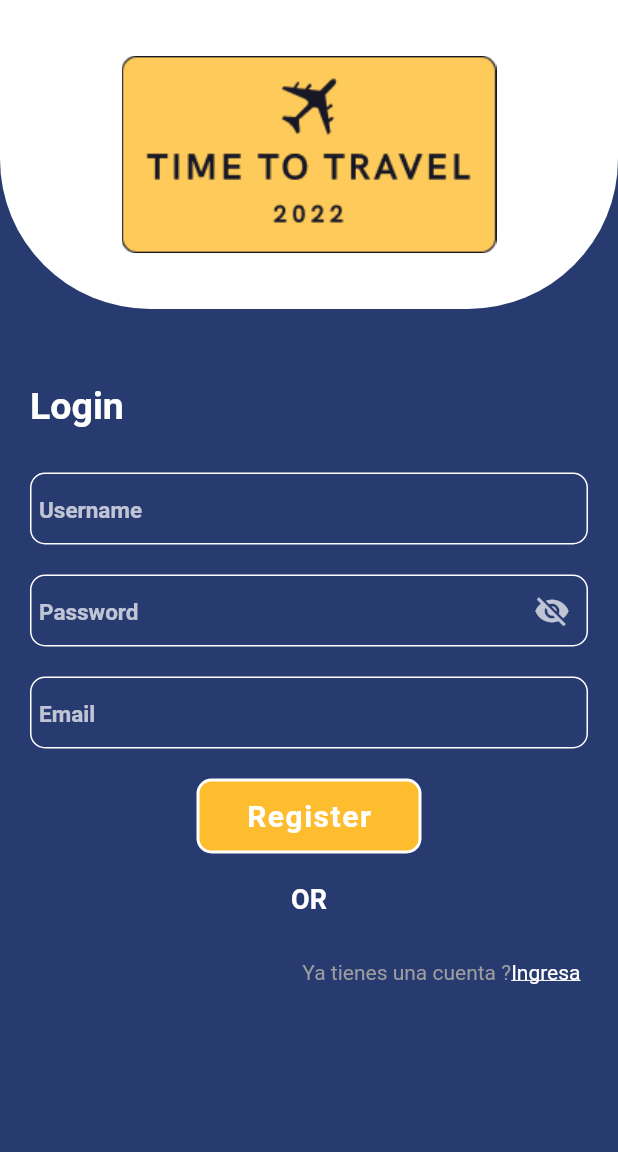
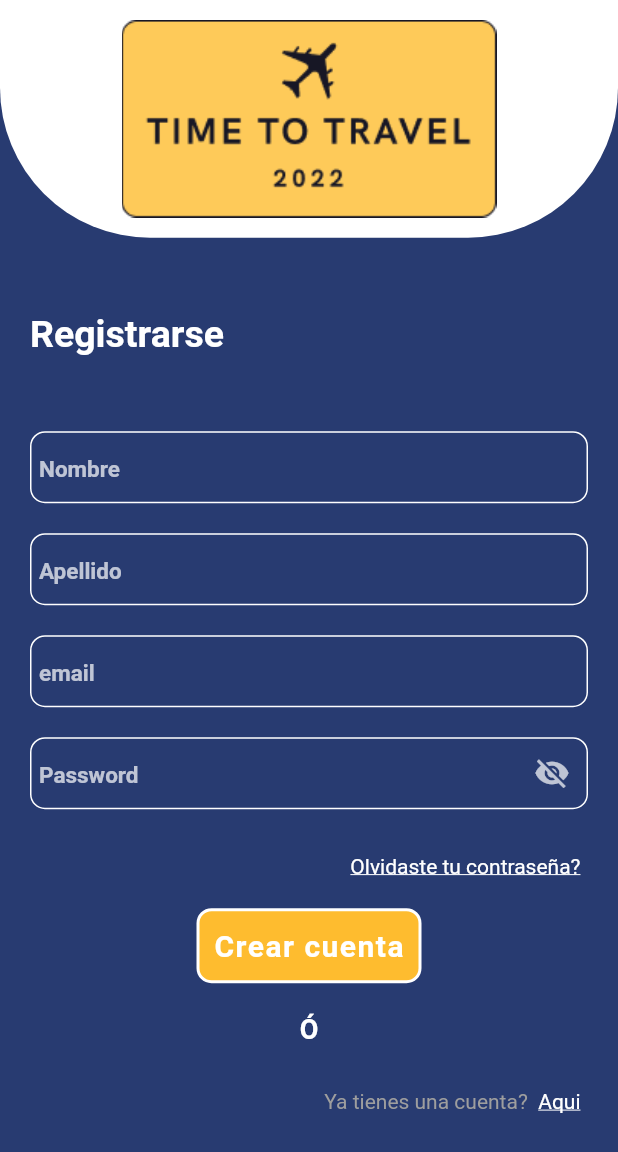
Before and after one commit to JasefHA/TimeToTravelApp, a Flutter app: the RegisterPage screen opened by its route, on a phone screen of 412 x 824 dp. Shown: the top 1152 px of the screen. Run offline on Flutter 3.47's test engine with Material 2 defaults, Android fonts, the light colour scheme and no system bars; drawn by our look-alikes of snippet_coder_utils; our stand-ins replace auto_size_text, bloc, card_swiper, equatable, flutter_bloc; missing offline and left inert: api_cache_manager; network calls fail.

Commit message:
solo modifique las paginas relacionadas con el login :D

```diff
--- a/time_to_travel_app/lib/Pages/NavPages/register_page.dart
+++ b/time_to_travel_app/lib/Pages/NavPages/register_page.dart
@@ -1,40 +1,45 @@
+import 'dart:convert';
+
 import 'package:flutter/gestures.dart';
 import 'package:flutter/material.dart';
+import 'package:http/http.dart';
 import 'package:snippet_coder_utils/FormHelper.dart';
 import 'package:snippet_coder_utils/ProgressHUD.dart';
 import 'package:snippet_coder_utils/hex_color.dart';
 import 'package:time_to_travel_app/Colors/colors.dart';
-import 'package:time_to_travel_app/Pages/NavPages/register_page.dart';
-import 'package:time_to_travel_app/config.dart';
-import 'package:time_to_travel_app/model/register_request_model.dart';
-import 'package:time_to_travel_app/services/api_services.dart';
+import 'package:time_to_travel_app/cubit/app_cubit_states.dart';
+import 'package:time_to_travel_app/model/user_model.dart';
+import 'package:time_to_travel_app/services/user_services.dart';
 
 class RegisterPage extends StatefulWidget {
-
-  RegisterPage({Key? key}) : super(key: key);
+  const RegisterPage({Key? key}) : super(key: key);
 
   @override
-  State<RegisterPage> createState() => _RegisterPageState();
+  State<RegisterPage> createState() => _RegisterPage();
 }
 
-class _RegisterPageState extends State<RegisterPage> {
+class _RegisterPage extends State<RegisterPage> {
   bool isAPIcallprocess = false;
   bool hidePassword = true;
 
+  final baseUrl = 'http://10.0.2.2:3000';
+  final headers = {'Content-Type': 'application/json;charset=UTF-8'};
+
   GlobalKey<FormState> globalFormKey = GlobalKey<FormState>();
-  String? username;
+  String? nombre;
+  String? apellido;
+  String? email;
   String? password;
-  String? email;
 
   @override
   Widget build(BuildContext context) {
     return SafeArea(
       child: Scaffold(
-        backgroundColor: HexColor("#283B71"),
+        backgroundColor: HexColor('#283B71'),
         body: ProgressHUD(
           child: Form(
             key: globalFormKey,
-            child: _registerUI(context)
+            child: _registerUI(context),
           ),
           inAsyncCall: isAPIcallprocess,
           opacity: 0.3,
@@ -44,7 +49,6 @@ class _RegisterPageState extends State<RegisterPage> {
     );
   }
 
-
   Widget _registerUI(BuildContext context) {
     return SingleChildScrollView(
       child: Column(
@@ -53,7 +57,7 @@ class _RegisterPageState extends State<RegisterPage> {
         children: [
           Container(
             width: MediaQuery.of(context).size.width,
-            height: MediaQuery.of(context).size.height / 4,
+            height: MediaQuery.of(context).size.height / 5.2,
             decoration: const BoxDecoration(
                 gradient: LinearGradient(
                     begin: Alignment.bottomCenter,
@@ -68,7 +72,7 @@ class _RegisterPageState extends State<RegisterPage> {
                 Align(
                   alignment: Alignment.center,
                   child: Image.asset(
-                    "assets/logo.png",
+                    'assets/logo.png',
                     width: 250,
                     fit: BoxFit.contain,
                   ),
@@ -83,7 +87,7 @@ class _RegisterPageState extends State<RegisterPage> {
               top: 50,
             ),
             child: Text(
-              "Login",
+              'Registrarse',
               style: TextStyle(
                 fontWeight: FontWeight.bold,
                 fontSize: 25,
@@ -91,33 +95,100 @@ class _RegisterPageState extends State<RegisterPage> {
               ),
             ),
           ),
-          FormHelper.inputFieldWidget(context, "username", "Username",
-              (onValideVal) {
-            if (onValideVal.isEmpty) {
-              return "Username can\t be empty";
+          //nombre
+          Padding(
+            padding: const EdgeInsets.only(top: 20),
+            child: FormHelper.inputFieldWidget(
+              context,
+              'nombre',
+              'Nombre',
+              (onValidate) {
+                if (onValidate.isEmpty) {
+                  return 'El campo es obligatorio';
                 }
-            return null;
-          }, (onSavedVal) {
-            username = onSavedVal;
               },
+              (onSaved) => {nombre = onSaved},
+              initialValue: '',
+              obscureText: false,
               prefixIcon: const Icon(Icons.person),
               borderColor: Colors.white,
               borderFocusColor: Colors.white,
               prefixIconColor: Colors.white,
               textColor: Colors.white,
               hintColor: Colors.white.withOpacity(0.7),
-              borderRadius: 10),
+              borderRadius: 10,
+            ),
+          ),
+          //apellido
           Padding(
             padding: const EdgeInsets.only(top: 20),
-            child: FormHelper.inputFieldWidget(context, "password", "Password",
-                (onValideVal) {
-              if (onValideVal.isEmpty) {
-                return "Password can\t be empty";
+            child: FormHelper.inputFieldWidget(
+              context,
+              'apellido',
+              'Apellido',
+              (onValidate) {
+                if (onValidate.isEmpty) {
+                  return 'El campo es obligatorio';
+                }
+              },
+              (onSaved) => {apellido = onSaved},
+              initialValue: '',
+              obscureText: false,
+              prefixIcon: const Icon(Icons.person),
+              borderColor: Colors.white,
+              borderFocusColor: Colors.white,
+              prefixIconColor: Colors.white,
+              textColor: Colors.white,
+              hintColor: Colors.white.withOpacity(0.7),
+              borderRadius: 10,
+            ),
+          ),
+
+          //email
+          Padding(
+            padding: const EdgeInsets.only(top: 20),
+            child: FormHelper.inputFieldWidget(
+              context,
+              'email',
+              'email',
+              (onValidate) {
+                if (onValidate.isEmpty) {
+                  return 'Campo obligatorio';
+                }
+                String pattern = r'\w+@\w+\.\w+';
+                if (!RegExp(pattern).hasMatch(onValidate)) {
+                  return 'Email invalido';
+                }
+                //email = onValideVal;
+                return null;
+              },
+              (onSaved) => {email = onSaved},
+              initialValue: '',
+              obscureText: false,
+              prefixIcon: const Icon(Icons.person),
+              borderColor: Colors.white,
+              borderFocusColor: Colors.white,
+              prefixIconColor: Colors.white,
+              textColor: Colors.white,
+              hintColor: Colors.white.withOpacity(0.7),
+              borderRadius: 10,
+            ),
+          ),
+          //password
+          Padding(
+            padding: const EdgeInsets.only(top: 20),
+            child: FormHelper.inputFieldWidget(
+              context,
+              'password',
+              'Password',
+              (onValidate) {
+                if (onValidate.isEmpty) {
+                  return 'El campo es obligatorio';
                 }
                 return null;
-            }, (onSavedVal) {
-              password = onSavedVal;
               },
+              (onSaved) => {password = onSaved},
+              initialValue: '',
               prefixIcon: const Icon(Icons.person),
               borderColor: Colors.white,
               borderFocusColor: Colors.white,
@@ -128,107 +199,88 @@ class _RegisterPageState extends State<RegisterPage> {
               obscureText: hidePassword,
               suffixIcon: IconButton(
                 onPressed: () {
-                      setState(() {
+                  setState(
+                    () {
                       hidePassword = !hidePassword;
-                      });
+                    },
+                  );
                 },
                 color: Colors.white.withOpacity(0.7),
-                    icon: Icon(hidePassword
-                        ? Icons.visibility_off
-                        : Icons.visibility))),
+                icon: Icon(
+                    hidePassword ? Icons.visibility_off : Icons.visibility),
               ),
-
+            ),
+          ),
+          //olvidante tu contraseña
           Padding(
             padding: const EdgeInsets.only(top: 20),
-            child: FormHelper.inputFieldWidget(context, "email", "Email",
-                (onValideVal) {
-              if (onValideVal.isEmpty) {
-                return "Email can\t be empty";
-              }
-              return null;
-            }, (onSavedVal) {
-              email = onSavedVal;
-            },
-                prefixIcon: const Icon(Icons.person),
-                borderColor: Colors.white,
-                borderFocusColor: Colors.white,
-                prefixIconColor: Colors.white,
-                textColor: Colors.white,
-                hintColor: Colors.white.withOpacity(0.7),
-                borderRadius: 10),
+            child: Align(
+              alignment: Alignment.bottomRight,
+              child: Padding(
+                padding: const EdgeInsets.only(
+                  right: 25,
+                  top: 10,
                 ),
-          const SizedBox(height: 20),
-          Center(
-            child: FormHelper.submitButton("Register", () {
+                child: RichText(
+                  text: TextSpan(
+                    style: const TextStyle(
+                      color: Colors.grey,
+                      fontSize: 14,
+                    ),
+                    children: <TextSpan>[
+                      TextSpan(
+                        text: 'Olvidaste tu contraseña?',
+                        style: const TextStyle(
+                            color: Colors.white,
+                            decoration: TextDecoration.underline),
+                        recognizer: TapGestureRecognizer()..onTap = () {},
+                      ),
+                    ],
+                  ),
+                ),
+              ),
+            ),
+          ),
+          // btn crear cuenta
+          Padding(
+            padding: const EdgeInsets.only(top: 20),
+            child: Center(
+              child: FormHelper.submitButton(
+                'Crear cuenta',
+                () {
                   if (validateAndSave()) {
                     setState(() {
                       isAPIcallprocess = true;
                     });
-
-                RegisterRequestModel model =
-                    RegisterRequestModel(
-                      username: username,
-                      password: password,
-                      email: email);
-
-                APIService.register(model).then((response) {
-
-                  setState(() {
-                    isAPIcallprocess = false;
-                  });
-
-                  if (response.data != null) {
-
-                    FormHelper.showSimpleAlertDialog(
-                      context,
-                      Config.appName,
-                      "Se registró de manera correcta. Por favor ingrese a su cuenta.",
-                      "OK",
-                      () {
-                        Navigator.of(context).pop();
-                      },
-                    );
-
-                    Navigator.pushNamedAndRemoveUntil(
-                      context,
-                      '/home',
-                      (route) => false,
-                    );
-                  } else {
-                    FormHelper.showSimpleAlertDialog(
-                      context,
-                      Config.appName,
-                      response.message,
-                      "OK",
-                      () {
-                        Navigator.of(context).pop();
-                      },
-                    );
-                  }
-                });
+                    crearUsuario();
                   }
                 },
                 btnColor: AppColors.mainColor,
                 borderColor: Colors.white,
                 txtColor: Colors.white,
-                borderRadius: 10),
+                borderRadius: 10,
               ),
-          const SizedBox(
-            height: 20,
             ),
-          const Center(
+          ),
+
+          const Padding(
+            padding: const EdgeInsets.only(top: 20),
+            child: Center(
               child: Text(
-              "OR",
+                'Ó',
                 style: TextStyle(
                   fontWeight: FontWeight.bold,
                   fontSize: 18,
-                  color: Colors.white),
+                  color: Colors.white,
                 ),
               ),
-          const SizedBox(
-            height: 20,
             ),
-          Center(
+          ),
+
+          //
+          Padding(
+            padding: const EdgeInsets.only(top: 20),
+            child: Center(
               child: Align(
                 alignment: Alignment.bottomRight,
                 child: Padding(
@@ -237,21 +289,27 @@ class _RegisterPageState extends State<RegisterPage> {
                     text: TextSpan(
                       style: const TextStyle(color: Colors.grey, fontSize: 14),
                       children: <TextSpan>[
-                        const TextSpan(text: "Ya tienes una cuenta ?"),
+                        const TextSpan(text: 'Ya tienes una cuenta?  '),
                         TextSpan(
-                            text: 'Ingresa',
+                          text: 'Aqui',
                           style: const TextStyle(
                             color: Colors.white,
-                                decoration: TextDecoration.underline),
+                            decoration: TextDecoration.underline,
+                          ),
                           recognizer: TapGestureRecognizer()
                             ..onTap = () {
-                                Navigator.pushNamed(context, "/login");
-                              }),
-                      ]),
+                              Navigator.pushNamed(context, '/login');
+                            },
+                        ),
+                      ],
+                    ),
+                  ),
+                  //
                 ),
               ),
             ),
           ),
+          //
         ],
       ),
     );
@@ -265,4 +323,47 @@ class _RegisterPageState extends State<RegisterPage> {
     }
     return false;
   }
+
+  void crearUsuario() async {
+    final user = {
+      'nombre': nombre,
+      'apellido': apellido,
+      'email': email,
+      'password': password,
+    };
+    Response res = await post(
+      Uri.parse(baseUrl + '/api/usuarios'),
+      headers: headers,
+      body: jsonEncode(user),
+    );
+
+    setState(() {
+      isAPIcallprocess = false;
+    });
+    if (res.statusCode == 200) {
+      Navigator.pushNamed(context, '/login');
+    } else {
+      msgUserNoCreate();
     }
+  }
+
+  void msgUserNoCreate() {
+    showDialog(
+      context: context,
+      builder: (context) {
+        return AlertDialog(
+          title: const Text('Cuenta no creada'),
+          content: const Text('El email ingresado ya se encuentra registrado'),
+          actions: [
+            TextButton(
+              onPressed: () {
+                Navigator.of(context).pop();
+              },
+              child: const Text('Regresar'),
+            ),
+          ],
+        );
+      },
+    );
+  }
+}
--- a/time_to_travel_app/lib/cubit/app_cubits.dart
+++ b/time_to_travel_app/lib/cubit/app_cubits.dart
@@ -2,10 +2,16 @@ import 'package:bloc/bloc.dart';
 import 'package:time_to_travel_app/Pages/detail_page.dart';
 import 'package:time_to_travel_app/cubit/app_cubit_states.dart';
 import 'package:time_to_travel_app/model/data_model.dart';
+import 'package:time_to_travel_app/services/auth_services.dart';
 import 'package:time_to_travel_app/services/data_services.dart';
+import 'package:time_to_travel_app/services/user_services.dart';
 
 class AppCubits extends Cubit<CubitStates> {
-  AppCubits({required this.data}) : super(InitialState()) {
+  AppCubits({
+    required this.data,
+    required this.user,
+    required this.auth,
+  }) : super(InitialState()) {
     emit(WelcomeState());
   }
   final DataServices data;
@@ -13,6 +19,10 @@ class AppCubits extends Cubit<CubitStates> {
   late final restaurants;
   late final alojamientos;
   late final paquetes;
+
+  final UserServices user;
+  final AuthServices auth;
+
   void getData() async {
     try {
       emit(LoadingState());
@@ -20,7 +30,7 @@ class AppCubits extends Cubit<CubitStates> {
       restaurants = await data.getRestaurantes();
       alojamientos = await data.getAlojamientos();
       paquetes = await data.getPaquetes();
-      emit(LoadedState(places,restaurants,alojamientos,paquetes));
+      emit(LoadedState(places, restaurants, alojamientos, paquetes));
     } catch (e) {
       print(e);
     }
@@ -31,6 +41,6 @@ class AppCubits extends Cubit<CubitStates> {
   }
 
   goHome() {
-    emit(LoadedState(places,restaurants,alojamientos,paquetes));
+    emit(LoadedState(places, restaurants, alojamientos, paquetes));
   }
 }
```
Also changed, not shown: time_to_travel_app/lib/Pages/NavPages/my_Page.dart (+128 -72 lines), time_to_travel_app/lib/cubit/app_cubit_states.dart (+8 -0 lines), time_to_travel_app/lib/main.dart (+10 -6 lines), time_to_travel_app/lib/model/auth_model.dart (added, +22 -0 lines), time_to_travel_app/lib/model/user_model.dart (added, +48 -0 lines), time_to_travel_app/lib/services/auth_services.dart (added, +17 -0 lines), time_to_travel_app/lib/services/data_services.dart (+11 -7 lines), time_to_travel_app/lib/services/user_services.dart (added, +37 -0 lines). Lines whose indentation alone changed are shown as unchanged.
